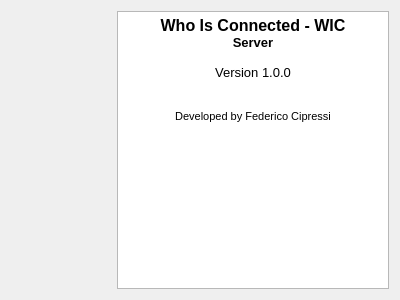
CiproGit/wic, file server/src/about.ui: the form before one commit.
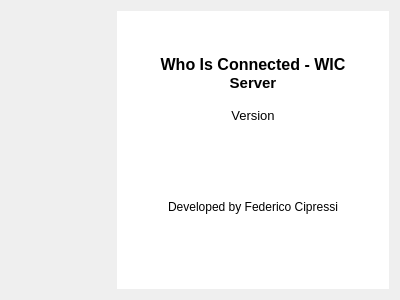
The form after the commit. Icons and pictures are not drawn.

Commit message: Read version number from CMakeLists.txt

The edit to the form file:
```diff
--- a/server/src/about.ui
+++ b/server/src/about.ui
@@ -10,6 +10,11 @@
     <height>300</height>
    </rect>
   </property>
+  <property name="font">
+   <font>
+    <family>Helvetica</family>
+   </font>
+  </property>
   <property name="windowTitle">
    <string>About</string>
   </property>
@@ -40,24 +45,77 @@
     </widget>
    </item>
    <item>
-    <widget class="QTextBrowser" name="about_textbrowser">
-     <property name="html">
-      <string>&lt;!DOCTYPE HTML PUBLIC &quot;-//W3C//DTD HTML 4.0//EN&quot; &quot;http://www.w3.org/TR/REC-html40/strict.dtd&quot;&gt;
+    <layout class="QVBoxLayout" name="verticalLayout">
+     <property name="spacing">
+      <number>0</number>
+     </property>
+     <item>
+      <widget class="QTextBrowser" name="name_textbrowser">
+       <property name="frameShape">
+        <enum>QFrame::NoFrame</enum>
+       </property>
+       <property name="html">
+        <string>&lt;!DOCTYPE HTML PUBLIC &quot;-//W3C//DTD HTML 4.0//EN&quot; &quot;http://www.w3.org/TR/REC-html40/strict.dtd&quot;&gt;
 &lt;html&gt;&lt;head&gt;&lt;meta name=&quot;qrichtext&quot; content=&quot;1&quot; /&gt;&lt;meta charset=&quot;utf-8&quot; /&gt;&lt;style type=&quot;text/css&quot;&gt;
 p, li { white-space: pre-wrap; }
 hr { height: 1px; border-width: 0; }
 li.unchecked::marker { content: &quot;\2610&quot;; }
 li.checked::marker { content: &quot;\2612&quot;; }
-&lt;/style&gt;&lt;/head&gt;&lt;body style=&quot; font-family:'Segoe UI'; font-size:9pt; font-weight:400; font-style:normal;&quot;&gt;
+&lt;/style&gt;&lt;/head&gt;&lt;body style=&quot; font-family:'Helvetica'; font-size:13pt; font-weight:400; font-style:normal;&quot;&gt;
+&lt;p style=&quot;-qt-paragraph-type:empty; margin-top:0px; margin-bottom:0px; margin-left:0px; margin-right:0px; -qt-block-indent:0; text-indent:0px;&quot;&gt;&lt;br /&gt;&lt;/p&gt;
+&lt;p style=&quot;-qt-paragraph-type:empty; margin-top:0px; margin-bottom:0px; margin-left:0px; margin-right:0px; -qt-block-indent:0; text-indent:0px;&quot;&gt;&lt;br /&gt;&lt;/p&gt;
 &lt;p align=&quot;center&quot; style=&quot; margin-top:0px; margin-bottom:0px; margin-left:0px; margin-right:0px; -qt-block-indent:0; text-indent:0px;&quot;&gt;&lt;span style=&quot; font-family:'MS Shell Dlg 2'; font-size:12pt; font-weight:600;&quot;&gt;Who Is Connected - WIC&lt;/span&gt;&lt;/p&gt;
-&lt;p align=&quot;center&quot; style=&quot; margin-top:0px; margin-bottom:0px; margin-left:0px; margin-right:0px; -qt-block-indent:0; text-indent:0px;&quot;&gt;&lt;span style=&quot; font-family:'MS Shell Dlg 2'; font-size:10pt; font-weight:600;&quot;&gt;Server&lt;/span&gt;&lt;/p&gt;
-&lt;p align=&quot;center&quot; style=&quot;-qt-paragraph-type:empty; margin-top:0px; margin-bottom:0px; margin-left:0px; margin-right:0px; -qt-block-indent:0; text-indent:0px; font-family:'MS Shell Dlg 2'; font-size:10pt; font-weight:600;&quot;&gt;&lt;br /&gt;&lt;/p&gt;
-&lt;p align=&quot;center&quot; style=&quot; margin-top:0px; margin-bottom:0px; margin-left:0px; margin-right:0px; -qt-block-indent:0; text-indent:0px;&quot;&gt;&lt;span style=&quot; font-family:'MS Shell Dlg 2'; font-size:10pt;&quot;&gt;Version 1.0.0&lt;/span&gt;&lt;/p&gt;
-&lt;p align=&quot;center&quot; style=&quot;-qt-paragraph-type:empty; margin-top:0px; margin-bottom:0px; margin-left:0px; margin-right:0px; -qt-block-indent:0; text-indent:0px; font-family:'MS Shell Dlg 2'; font-size:10pt;&quot;&gt;&lt;br /&gt;&lt;/p&gt;
-&lt;p align=&quot;center&quot; style=&quot;-qt-paragraph-type:empty; margin-top:0px; margin-bottom:0px; margin-left:0px; margin-right:0px; -qt-block-indent:0; text-indent:0px; font-family:'MS Shell Dlg 2'; font-size:10pt;&quot;&gt;&lt;br /&gt;&lt;/p&gt;
-&lt;p align=&quot;center&quot; style=&quot; margin-top:0px; margin-bottom:0px; margin-left:0px; margin-right:0px; -qt-block-indent:0; text-indent:0px;&quot;&gt;&lt;span style=&quot; font-family:'MS Shell Dlg 2'; font-size:8.25pt;&quot;&gt;Developed by Federico Cipressi&lt;/span&gt;&lt;/p&gt;&lt;/body&gt;&lt;/html&gt;</string>
-     </property>
-    </widget>
+&lt;p align=&quot;center&quot; style=&quot; margin-top:0px; margin-bottom:0px; margin-left:0px; margin-right:0px; -qt-block-indent:0; text-indent:0px;&quot;&gt;&lt;span style=&quot; font-family:'MS Shell Dlg 2'; font-size:11pt; font-weight:600;&quot;&gt;Server&lt;/span&gt;&lt;/p&gt;&lt;/body&gt;&lt;/html&gt;</string>
+       </property>
+      </widget>
+     </item>
+     <item>
+      <widget class="QTextBrowser" name="version_textbrowser">
+       <property name="font">
+        <font>
+         <family>Helvetica</family>
+         <pointsize>10</pointsize>
+        </font>
+       </property>
+       <property name="frameShape">
+        <enum>QFrame::NoFrame</enum>
+       </property>
+       <property name="html">
+        <string>&lt;!DOCTYPE HTML PUBLIC &quot;-//W3C//DTD HTML 4.0//EN&quot; &quot;http://www.w3.org/TR/REC-html40/strict.dtd&quot;&gt;
+&lt;html&gt;&lt;head&gt;&lt;meta name=&quot;qrichtext&quot; content=&quot;1&quot; /&gt;&lt;meta charset=&quot;utf-8&quot; /&gt;&lt;style type=&quot;text/css&quot;&gt;
+p, li { white-space: pre-wrap; }
+hr { height: 1px; border-width: 0; }
+li.unchecked::marker { content: &quot;\2610&quot;; }
+li.checked::marker { content: &quot;\2612&quot;; }
+&lt;/style&gt;&lt;/head&gt;&lt;body style=&quot; font-family:'Helvetica'; font-size:10pt; font-weight:400; font-style:normal;&quot;&gt;
+&lt;p align=&quot;center&quot; style=&quot; margin-top:0px; margin-bottom:0px; margin-left:0px; margin-right:0px; -qt-block-indent:0; text-indent:0px;&quot;&gt;&lt;span style=&quot; font-family:'MS Shell Dlg 2';&quot;&gt;Version&lt;/span&gt;&lt;/p&gt;&lt;/body&gt;&lt;/html&gt;</string>
+       </property>
+      </widget>
+     </item>
+     <item>
+      <widget class="QTextBrowser" name="developer_textbrowser">
+       <property name="font">
+        <font>
+         <family>Helvetica</family>
+         <pointsize>9</pointsize>
+        </font>
+       </property>
+       <property name="frameShape">
+        <enum>QFrame::NoFrame</enum>
+       </property>
+       <property name="html">
+        <string>&lt;!DOCTYPE HTML PUBLIC &quot;-//W3C//DTD HTML 4.0//EN&quot; &quot;http://www.w3.org/TR/REC-html40/strict.dtd&quot;&gt;
+&lt;html&gt;&lt;head&gt;&lt;meta name=&quot;qrichtext&quot; content=&quot;1&quot; /&gt;&lt;meta charset=&quot;utf-8&quot; /&gt;&lt;style type=&quot;text/css&quot;&gt;
+p, li { white-space: pre-wrap; }
+hr { height: 1px; border-width: 0; }
+li.unchecked::marker { content: &quot;\2610&quot;; }
+li.checked::marker { content: &quot;\2612&quot;; }
+&lt;/style&gt;&lt;/head&gt;&lt;body style=&quot; font-family:'Helvetica'; font-size:9pt; font-weight:400; font-style:normal;&quot;&gt;
+&lt;p align=&quot;center&quot; style=&quot; margin-top:0px; margin-bottom:0px; margin-left:0px; margin-right:0px; -qt-block-indent:0; text-indent:0px;&quot;&gt;&lt;span style=&quot; font-family:'MS Shell Dlg 2';&quot;&gt;Developed by Federico Cipressi&lt;/span&gt;&lt;/p&gt;&lt;/body&gt;&lt;/html&gt;</string>
+       </property>
+      </widget>
+     </item>
+    </layout>
    </item>
   </layout>
  </widget>
```
Left out of the diff: 5 changed lines with no effect on the pictures. The commit also changes 9 other files.
